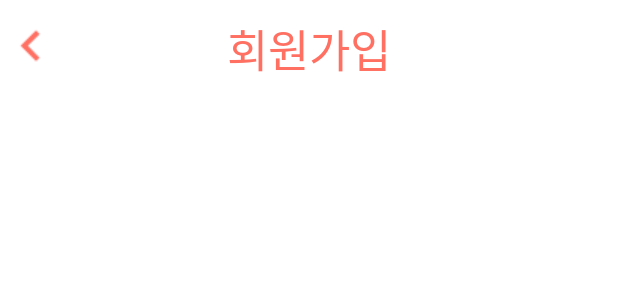
After one commit to hkg5600/Reserve, an Android app: the layout activity_register.xml on its own in the app's theme, with its tools: preview values and no code run, on a phone screen of 412 x 824 dp. The commit adds this screen. Shown: the top 300 px of the screen. Run offline under Robolectric (Android 15) with nearby library versions, the phone set to English and light mode, and no system bars.

Commit message:
Add: Register Activity

```diff
--- a/reserve/app/src/main/AndroidManifest.xml
+++ b/reserve/app/src/main/AndroidManifest.xml
@@ -22,7 +22,8 @@
         android:usesCleartextTraffic="true"
         tools:ignore="GoogleAppIndexingWarning"
         tools:targetApi="m">
-        <activity android:name=".ui.login.LoginActivity"></activity>
+        <activity android:name=".ui.register.RegisterActivity"></activity>
+        <activity android:name=".ui.login.LoginActivity" />
         <activity
             android:name=".ui.splash.SplashActivity"
             android:theme="@style/SplashTheme">
--- a/reserve/app/src/main/java/com/example/reserve/di/Module.kt
+++ b/reserve/app/src/main/java/com/example/reserve/di/Module.kt
@@ -10,6 +10,7 @@ import com.example.reserve.network.service.UserServiceImpl
 import com.example.reserve.room.repository.TokenRepository
 import com.example.reserve.ui.login.LoginActivityViewModel
 import com.example.reserve.ui.main.MainActivityViewModel
+import com.example.reserve.ui.register.RegisterActivityViewModel
 import com.example.reserve.utils.BASE_URL
 import org.koin.androidx.viewmodel.ext.koin.viewModel
 import org.koin.dsl.module.module
@@ -40,6 +41,7 @@ var serviceModel = module {
 var viewModelPart = module {
     viewModel { MainActivityViewModel(get()) }
     viewModel { LoginActivityViewModel(get(), get()) }
+    viewModel { RegisterActivityViewModel(get(), get()) }
 }
 
 var adapterPart = module {
--- a/reserve/app/src/main/java/com/example/reserve/ui/login/LoginActivity.kt
+++ b/reserve/app/src/main/java/com/example/reserve/ui/login/LoginActivity.kt
@@ -9,6 +9,7 @@ import com.example.reserve.databinding.ActivityLoginBinding
 import com.example.reserve.network.response.TokenResponse
 import com.example.reserve.room.repository.TokenRepository
 import com.example.reserve.ui.main.MainActivity
+import com.example.reserve.utils.TokenObject
 import org.koin.androidx.viewmodel.ext.android.viewModel
 
 class LoginActivity : BaseActivity<ActivityLoginBinding, LoginActivityViewModel>() {
@@ -26,6 +27,7 @@ class LoginActivity : BaseActivity<ActivityLoginBinding, LoginActivityViewModel>
             when (it) {
                 is TokenResponse -> {
                     viewModel.insertToken(it.token)
+                    TokenObject.token = it.token
                 }
             }
         })
--- a/reserve/app/src/main/java/com/example/reserve/ui/splash/SplashActivity.kt
+++ b/reserve/app/src/main/java/com/example/reserve/ui/splash/SplashActivity.kt
@@ -4,6 +4,7 @@ import android.content.Intent
 import androidx.appcompat.app.AppCompatActivity
 import android.os.Bundle
 import android.os.Handler
+import com.example.reserve.ui.login.LoginActivity
 import com.example.reserve.ui.main.MainActivity
 
 class SplashActivity : AppCompatActivity() {
@@ -16,7 +17,7 @@ class SplashActivity : AppCompatActivity() {
 
     inner class SplashHandler : Runnable {
         override fun run() {
-            startActivity(Intent(applicationContext, MainActivity::class.java))
+            startActivity(Intent(applicationContext, LoginActivity::class.java))
             finish()
         }
 
--- a/reserve/app/src/main/res/layout/activity_login.xml
+++ b/reserve/app/src/main/res/layout/activity_login.xml
@@ -98,7 +98,7 @@
             app:layout_constraintTop_toTopOf="parent"
             android:clickable="true"
             android:focusable="true"
-            android:onClick="@={vm.login()}"/>
+            android:onClick="@{() -> vm.login()}"/>
 
 
         <ImageView
--- /dev/null
+++ b/reserve/app/src/main/res/layout/activity_register.xml
@@ -0,0 +1,39 @@
+<?xml version="1.0" encoding="utf-8"?>
+<layout xmlns:android="http://schemas.android.com/apk/res/android"
+    xmlns:app="http://schemas.android.com/apk/res-auto"
+    xmlns:tools="http://schemas.android.com/tools">
+
+    <androidx.coordinatorlayout.widget.CoordinatorLayout
+        android:layout_width="match_parent"
+        android:layout_height="match_parent"
+        tools:context=".ui.register.RegisterActivity">
+
+        <androidx.constraintlayout.widget.ConstraintLayout
+            android:id="@+id/page_holder"
+            android:layout_width="match_parent"
+            android:layout_height="match_parent">
+
+            <ImageButton
+                android:id="@+id/image_button_back"
+                android:layout_width="wrap_content"
+                android:layout_height="wrap_content"
+                android:background="@android:color/transparent"
+                android:src="@drawable/back_button"
+                app:layout_constraintStart_toStartOf="parent"
+                app:layout_constraintTop_toTopOf="@+id/text_view_login" />
+
+            <TextView
+                android:id="@+id/text_view_login"
+                android:layout_width="wrap_content"
+                android:layout_height="wrap_content"
+                android:layout_marginTop="10dp"
+                android:lineSpacingExtra="5.5sp"
+                android:text="회원가입"
+                android:textColor="@color/coral"
+                android:textSize="30sp"
+                app:layout_constraintEnd_toEndOf="parent"
+                app:layout_constraintStart_toStartOf="parent"
+                app:layout_constraintTop_toTopOf="parent" />
+        </androidx.constraintlayout.widget.ConstraintLayout>
+    </androidx.coordinatorlayout.widget.CoordinatorLayout>
+</layout>
```
Also changed, not shown: reserve/app/src/main/java/com/example/reserve/ui/register/RegisterActivity.kt (added, +34 -0 lines), reserve/app/src/main/java/com/example/reserve/ui/register/RegisterActivityViewModel.kt (added, +10 -0 lines).
